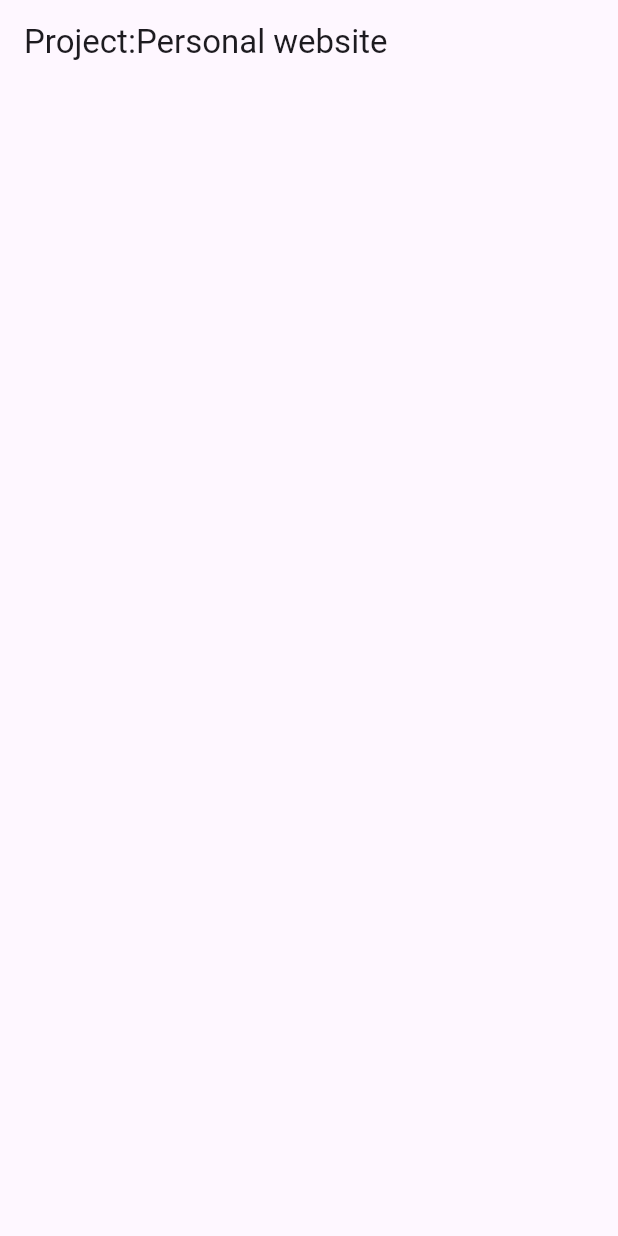
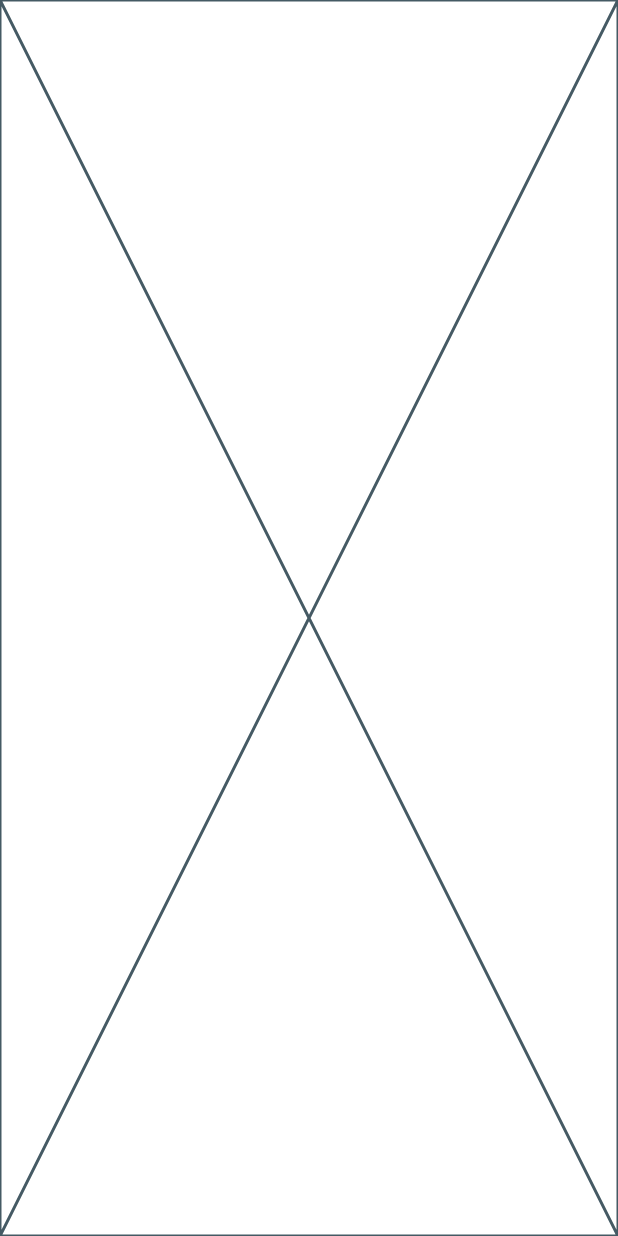
Before and after one commit to TheAsiyaS/Personal_website, a Flutter app: the screen it shows after launch, on a phone screen of 412 x 824 dp. Run offline on Flutter 3.47's test engine with Material 3 defaults, Android fonts, the phone set to English and light mode, and no system bars.

Commit message:
common size,colour,errors,...

```diff
--- a/lib/main.dart
+++ b/lib/main.dart
@@ -4,31 +4,28 @@ void main() {
   runApp(const MyApp());
 }
 
+//flutter run -d chrome --web-renderer html
 class MyApp extends StatelessWidget {
   const MyApp({super.key});
 
-  // This widget is the root of your application.
+  //
   @override
   Widget build(BuildContext context) {
     return MaterialApp(
+      debugShowCheckedModeBanner: false,
       theme: ThemeData(
-        colorScheme: ColorScheme.fromSeed(seedColor: Colors.deepPurple),
         useMaterial3: true,
       ),
       home: const HomePage(),
     );
   }
 }
-
 class HomePage extends StatelessWidget {
   const HomePage({super.key});
 
   @override
   Widget build(BuildContext context) {
-    return Scaffold(
-      appBar: AppBar(
-        title: const Text('Project:Personal website'),
-      ),
-    );
+    return const Placeholder();
   }
 }
+//https://img.freepik.com/premium-photo/website-header-portrait-gorgeous-smiling-young-female-using-laptop-computer-workplace-side_386167-6922.jpg
--- a/pubspec.yaml
+++ b/pubspec.yaml
@@ -59,9 +59,9 @@ flutter:
   uses-material-design: true
 
   # To add assets to your application, add an assets section, like this:
-  # assets:
-  #   - images/a_dot_burr.jpeg
-  #   - images/a_dot_ham.jpeg
+  assets:
+    - asset/HomeImage.jpg
+
 
   # An image asset can refer to one or more resolution-specific "variants", see
   # https://flutter.dev/assets-and-images/#resolution-aware
```
Also changed, not shown: lib/Common/Colors&Size.dart (added, +42 -0 lines), lib/Common/Errortext.dart (added, +14 -0 lines), asset/HomeImage.jpg (added).
